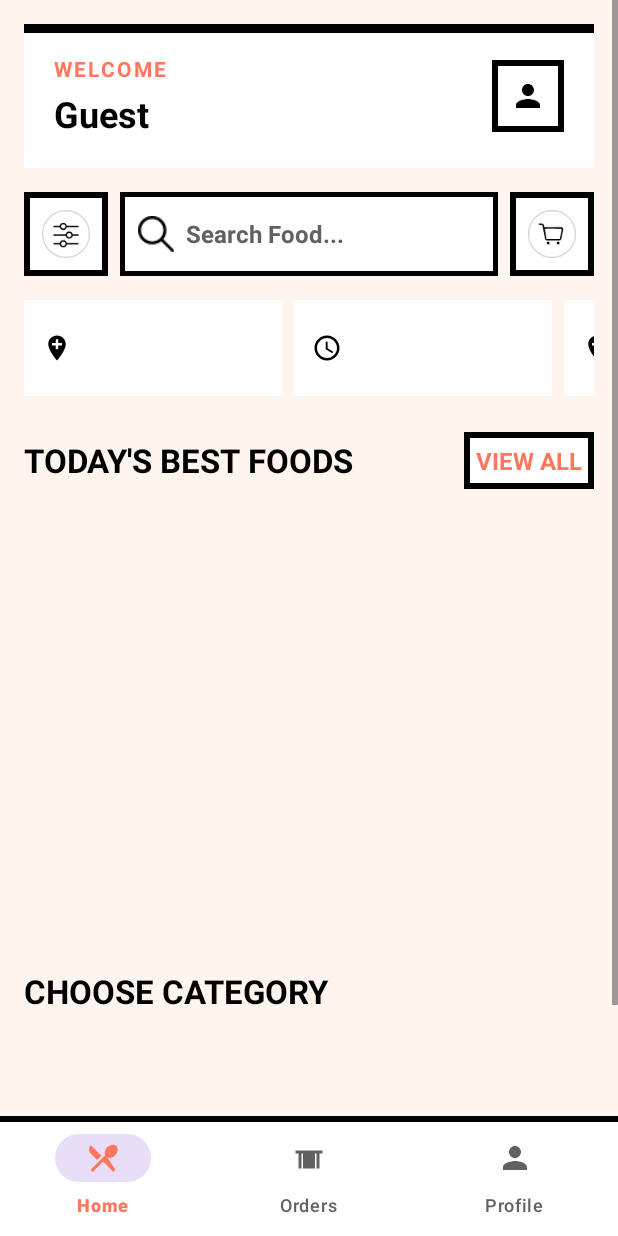
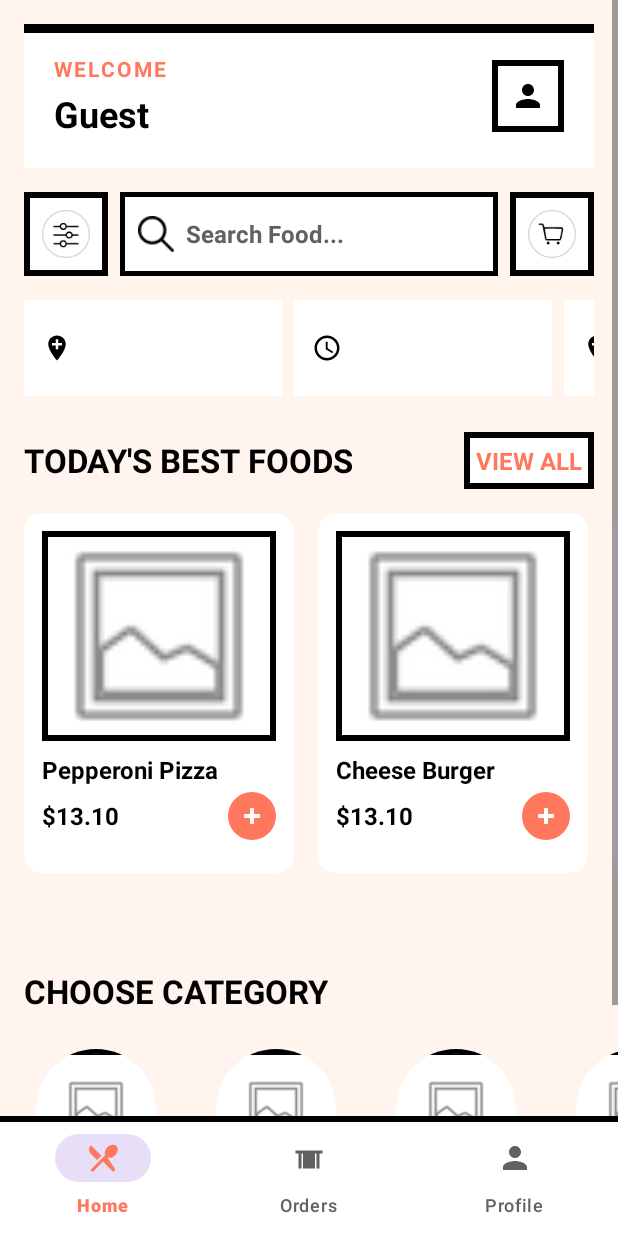
Before and after one commit to Virajg03/platemate-backend, an Android app: the CustomerHomeActivity screen opened directly, with no data from a screen before it, on a phone screen of 412 x 824 dp. Run offline under Robolectric (Android 15) with nearby library versions, the light colour scheme and no system bars; pictures from the network do not load.

Commit message:
added customer home screen elements.

```diff
--- /dev/null
+++ b/app/src/main/java/com/example/platemate/BestFoodAdapter.java
@@ -0,0 +1,100 @@
+package com.example.platemate;
+
+import android.view.LayoutInflater;
+import android.view.View;
+import android.view.ViewGroup;
+import android.widget.ImageButton;
+import android.widget.ImageView;
+import android.widget.TextView;
+import android.widget.Toast;
+import androidx.annotation.NonNull;
+import androidx.recyclerview.widget.RecyclerView;
+import com.bumptech.glide.Glide;
+import java.util.List;
+
+public class BestFoodAdapter extends RecyclerView.Adapter<BestFoodAdapter.BestFoodViewHolder> {
+    private List<Product> productList;
+    private OnItemClickListener listener;
+
+    public interface OnItemClickListener {
+        void onAddToCartClick(Product product);
+        void onItemClick(Product product);
+    }
+
+    public BestFoodAdapter(List<Product> productList) {
+        this.productList = productList;
+    }
+
+    public void setOnItemClickListener(OnItemClickListener listener) {
+        this.listener = listener;
+    }
+
+    public void updateList(List<Product> newList) {
+        this.productList = newList;
+        notifyDataSetChanged();
+    }
+
+    @NonNull
+    @Override
+    public BestFoodViewHolder onCreateViewHolder(@NonNull ViewGroup parent, int viewType) {
+        View view = LayoutInflater.from(parent.getContext())
+            .inflate(R.layout.item_best_food, parent, false);
+        return new BestFoodViewHolder(view);
+    }
+
+    @Override
+    public void onBindViewHolder(@NonNull BestFoodViewHolder holder, int position) {
+        Product product = productList.get(position);
+        holder.bind(product);
+    }
+
+    @Override
+    public int getItemCount() {
+        return productList != null ? productList.size() : 0;
+    }
+
+    class BestFoodViewHolder extends RecyclerView.ViewHolder {
+        private TextView tvProductName, tvProductPrice;
+        private ImageView ivProductImage;
+        private ImageButton btnAddToCart;
+        private View itemView;
+
+        public BestFoodViewHolder(@NonNull View itemView) {
+            super(itemView);
+            this.itemView = itemView;
+            tvProductName = itemView.findViewById(R.id.tvProductName);
+            tvProductPrice = itemView.findViewById(R.id.tvProductPrice);
+            ivProductImage = itemView.findViewById(R.id.ivProductImage);
+            btnAddToCart = itemView.findViewById(R.id.btnAddToCart);
+
+            itemView.setOnClickListener(v -> {
+                if (listener != null && getAdapterPosition() != RecyclerView.NO_POSITION) {
+                    listener.onItemClick(productList.get(getAdapterPosition()));
+                }
+            });
+
+            btnAddToCart.setOnClickListener(v -> {
+                if (listener != null && getAdapterPosition() != RecyclerView.NO_POSITION) {
+                    listener.onAddToCartClick(productList.get(getAdapterPosition()));
+                }
+            });
+        }
+
+        public void bind(Product product) {
+            tvProductName.setText(product.getName());
+            tvProductPrice.setText("$" + String.format("%.2f", product.getPrice()));
+
+            // Load image using Glide
+            if (product.getImageUrl() != null && !product.getImageUrl().isEmpty()) {
+                Glide.with(itemView.getContext())
+                    .load(product.getImageUrl())
+                    .placeholder(R.drawable.neubrutal_card)
+                    .error(R.drawable.neubrutal_card)
+                    .centerCrop()
+                    .into(ivProductImage);
+            } else {
+                ivProductImage.setImageResource(android.R.drawable.ic_menu_gallery);
+            }
+        }
+    }
+}
--- /dev/null
+++ b/app/src/main/java/com/example/platemate/Category.java
@@ -0,0 +1,43 @@
+package com.example.platemate;
+
+public class Category {
+    private String name;
+    private int iconResId; // Resource ID for the icon drawable
+    private String iconUrl; // Optional: URL for category icon
+
+    public Category() {}
+
+    public Category(String name, int iconResId) {
+        this.name = name;
+        this.iconResId = iconResId;
+    }
+
+    public Category(String name, String iconUrl) {
+        this.name = name;
+        this.iconUrl = iconUrl;
+    }
+
+    public String getName() {
+        return name;
+    }
+
+    public void setName(String name) {
+        this.name = name;
+    }
+
+    public int getIconResId() {
+        return iconResId;
+    }
+
+    public void setIconResId(int iconResId) {
+        this.iconResId = iconResId;
+    }
+
+    public String getIconUrl() {
+        return iconUrl;
+    }
+
+    public void setIconUrl(String iconUrl) {
+        this.iconUrl = iconUrl;
+    }
+}
--- /dev/null
+++ b/app/src/main/java/com/example/platemate/CategoryAdapter.java
@@ -0,0 +1,89 @@
+package com.example.platemate;
+
+import android.view.LayoutInflater;
+import android.view.View;
+import android.view.ViewGroup;
+import android.widget.ImageView;
+import android.widget.TextView;
+import androidx.annotation.NonNull;
+import androidx.recyclerview.widget.RecyclerView;
+import com.bumptech.glide.Glide;
+import java.util.List;
+
+public class CategoryAdapter extends RecyclerView.Adapter<CategoryAdapter.CategoryViewHolder> {
+    private List<Category> categoryList;
+    private OnItemClickListener listener;
+
+    public interface OnItemClickListener {
+        void onCategoryClick(Category category);
+    }
+
+    public CategoryAdapter(List<Category> categoryList) {
+        this.categoryList = categoryList;
+    }
+
+    public void setOnItemClickListener(OnItemClickListener listener) {
+        this.listener = listener;
+    }
+
+    public void updateList(List<Category> newList) {
+        this.categoryList = newList;
+        notifyDataSetChanged();
+    }
+
+    @NonNull
+    @Override
+    public CategoryViewHolder onCreateViewHolder(@NonNull ViewGroup parent, int viewType) {
+        View view = LayoutInflater.from(parent.getContext())
+            .inflate(R.layout.item_category, parent, false);
+        return new CategoryViewHolder(view);
+    }
+
+    @Override
+    public void onBindViewHolder(@NonNull CategoryViewHolder holder, int position) {
+        Category category = categoryList.get(position);
+        holder.bind(category);
+    }
+
+    @Override
+    public int getItemCount() {
+        return categoryList != null ? categoryList.size() : 0;
+    }
+
+    class CategoryViewHolder extends RecyclerView.ViewHolder {
+        private TextView tvCategoryName;
+        private ImageView ivCategoryIcon;
+        private View itemView;
+
+        public CategoryViewHolder(@NonNull View itemView) {
+            super(itemView);
+            this.itemView = itemView;
+            tvCategoryName = itemView.findViewById(R.id.tvCategoryName);
+            ivCategoryIcon = itemView.findViewById(R.id.ivCategoryIcon);
+
+            itemView.setOnClickListener(v -> {
+                if (listener != null && getAdapterPosition() != RecyclerView.NO_POSITION) {
+                    listener.onCategoryClick(categoryList.get(getAdapterPosition()));
+                }
+            });
+        }
+
+        public void bind(Category category) {
+            tvCategoryName.setText(category.getName());
+
+            // Load icon from resource or URL
+            if (category.getIconResId() != 0) {
+                ivCategoryIcon.setImageResource(category.getIconResId());
+            } else if (category.getIconUrl() != null && !category.getIconUrl().isEmpty()) {
+                Glide.with(itemView.getContext())
+                    .load(category.getIconUrl())
+                    .placeholder(R.drawable.neubrutal_card)
+                    .error(R.drawable.neubrutal_card)
+                    .into(ivCategoryIcon);
+            } else {
+                // Default icon
+                ivCategoryIcon.setImageResource(android.R.drawable.ic_menu_gallery);
+            }
+        }
+    }
+}
--- a/app/src/main/java/com/example/platemate/CustomerHomeActivity.java
+++ b/app/src/main/java/com/example/platemate/CustomerHomeActivity.java
@@ -35,9 +35,8 @@ public class CustomerHomeActivity extends AppCompatActivity {
     private SessionManager sessionManager;
     private ApiInterface apiInterface;
 
-    // TODO: Create adapters for best food and categories
-    // private BestFoodAdapter bestFoodAdapter;
-    // private CategoryAdapter categoryAdapter;
+    private BestFoodAdapter bestFoodAdapter;
+    private CategoryAdapter categoryAdapter;
 
     @Override
     protected void onCreate(Bundle savedInstanceState) {
@@ -109,15 +108,35 @@ public class CustomerHomeActivity extends AppCompatActivity {
         bestFoodRecyclerView.setLayoutManager(
             new LinearLayoutManager(this, LinearLayoutManager.HORIZONTAL, false)
         );
-        // bestFoodAdapter = new BestFoodAdapter(new ArrayList<>(), this);
-        // bestFoodRecyclerView.setAdapter(bestFoodAdapter);
+        bestFoodAdapter = new BestFoodAdapter(new ArrayList<>());
+        bestFoodAdapter.setOnItemClickListener(new BestFoodAdapter.OnItemClickListener() {
+            @Override
+            public void onAddToCartClick(Product product) {
+                // TODO: Add product to cart
+                Toast.makeText(CustomerHomeActivity.this,
+                    "Added " + product.getName() + " to cart", Toast.LENGTH_SHORT).show();
+            }
+
+            @Override
+            public void onItemClick(Product product) {
+                // TODO: Navigate to product detail activity
+                Toast.makeText(CustomerHomeActivity.this,
+                    "Product: " + product.getName(), Toast.LENGTH_SHORT).show();
+            }
+        });
+        bestFoodRecyclerView.setAdapter(bestFoodAdapter);
 
         // Setup category RecyclerView
         categoryRecyclerView.setLayoutManager(
             new LinearLayoutManager(this, LinearLayoutManager.HORIZONTAL, false)
         );
-        // categoryAdapter = new CategoryAdapter(new ArrayList<>(), this);
-        // categoryRecyclerView.setAdapter(categoryAdapter);
+        categoryAdapter = new CategoryAdapter(new ArrayList<>());
+        categoryAdapter.setOnItemClickListener(category -> {
+            // TODO: Filter products by category
+            Toast.makeText(CustomerHomeActivity.this,
+                "Selected category: " + category.getName(), Toast.LENGTH_SHORT).show();
+        });
+        categoryRecyclerView.setAdapter(categoryAdapter);
     }
 
     private void loadBestFoods() {
@@ -143,10 +162,17 @@ public class CustomerHomeActivity extends AppCompatActivity {
         //     }
         // });
 
-        // Temporary: Hide progress bar after delay
+        // Temporary: Load sample data for testing
+        List<Product> sampleProducts = new ArrayList<>();
+        sampleProducts.add(new Product("Pepperoni Pizza", "Delicious pepperoni pizza", 13.10, "Pizza"));
+        sampleProducts.add(new Product("Cheese Burger", "Juicy cheese burger", 13.10, "Burger"));
+        sampleProducts.add(new Product("Vegetable Pizza", "Fresh vegetable pizza", 12.50, "Pizza"));
+        sampleProducts.add(new Product("Chicken Burger", "Tasty chicken burger", 14.00, "Burger"));
+
         bestFoodRecyclerView.postDelayed(() -> {
             progressBarBestFood.setVisibility(View.GONE);
             bestFoodRecyclerView.setVisibility(View.VISIBLE);
+            bestFoodAdapter.updateList(sampleProducts);
         }, 1000);
     }
 
@@ -155,12 +181,35 @@ public class CustomerHomeActivity extends AppCompatActivity {
         categoryRecyclerView.setVisibility(View.GONE);
 
         // TODO: Implement API call to get categories
-        // Similar to loadBestFoods()
+        // Call<List<Category>> call = apiInterface.getCategories();
+        // call.enqueue(new Callback<List<Category>>() {
+        //     @Override
+        //     public void onResponse(Call<List<Category>> call, Response<List<Category>> response) {
+        //         progressBarCategory.setVisibility(View.GONE);
+        //         categoryRecyclerView.setVisibility(View.VISIBLE);
+        //         if (response.isSuccessful() && response.body() != null) {
+        //             categoryAdapter.updateList(response.body());
+        //         }
+        //     }
+        //     @Override
+        //     public void onFailure(Call<List<Category>> call, Throwable t) {
+        //         progressBarCategory.setVisibility(View.GONE);
+        //         categoryRecyclerView.setVisibility(View.VISIBLE);
+        //         Toast.makeText(CustomerHomeActivity.this, "Failed to load categories", Toast.LENGTH_SHORT).show();
+        //     }
+        // });
 
-        // Temporary: Hide progress bar after delay
+        // Temporary: Load sample data for testing
+        List<Category> sampleCategories = new ArrayList<>();
+        sampleCategories.add(new Category("Pizza", android.R.drawable.ic_menu_gallery)); // Replace with actual icon
+        sampleCategories.add(new Category("Burger", android.R.drawable.ic_menu_gallery));
+        sampleCategories.add(new Category("Hotdog", android.R.drawable.ic_menu_gallery));
+        sampleCategories.add(new Category("Drink", android.R.drawable.ic_menu_gallery));
+
         categoryRecyclerView.postDelayed(() -> {
             progressBarCategory.setVisibility(View.GONE);
             categoryRecyclerView.setVisibility(View.VISIBLE);
+            categoryAdapter.updateList(sampleCategories);
         }, 1000);
     }
 
--- /dev/null
+++ b/app/src/main/res/drawable/add_button_circle.xml
@@ -0,0 +1,8 @@
+<?xml version="1.0" encoding="utf-8"?>
+<shape xmlns:android="http://schemas.android.com/apk/res/android"
+    android:shape="oval">
+    <solid android:color="@color/login_orange" />
+    <size
+        android:width="32dp"
+        android:height="32dp" />
+</shape>
--- /dev/null
+++ b/app/src/main/res/layout/item_best_food.xml
@@ -0,0 +1,75 @@
+<?xml version="1.0" encoding="utf-8"?>
+<androidx.cardview.widget.CardView
+    xmlns:android="http://schemas.android.com/apk/res/android"
+    xmlns:app="http://schemas.android.com/apk/res-auto"
+    android:layout_width="180dp"
+    android:layout_height="240dp"
+    android:layout_marginEnd="16dp"
+    app:cardCornerRadius="12dp"
+    app:cardElevation="0dp"
+    app:cardBackgroundColor="@color/white">
+
+    <LinearLayout
+        android:layout_width="match_parent"
+        android:layout_height="match_parent"
+        android:orientation="vertical"
+        android:padding="12dp">
+
+        <!-- Product Image -->
+        <ImageView
+            android:id="@+id/ivProductImage"
+            android:layout_width="match_parent"
+            android:layout_height="140dp"
+            android:scaleType="centerCrop"
+            android:background="@drawable/neubrutal_card"
+            android:padding="4dp" />
+
+        <!-- Product Info -->
+        <LinearLayout
+            android:layout_width="match_parent"
+            android:layout_height="wrap_content"
+            android:orientation="vertical"
+            android:layout_marginTop="8dp">
+
+            <TextView
+                android:id="@+id/tvProductName"
+                android:layout_width="wrap_content"
+                android:layout_height="wrap_content"
+                android:text="Product Name"
+                android:textSize="16sp"
+                android:textStyle="bold"
+                android:textColor="@color/black"
+                android:maxLines="1"
+                android:ellipsize="end" />
+
+            <LinearLayout
+                android:layout_width="match_parent"
+                android:layout_height="wrap_content"
+                android:orientation="horizontal"
+                android:gravity="center_vertical"
+                android:layout_marginTop="4dp">
+
+                <TextView
+                    android:id="@+id/tvProductPrice"
+                    android:layout_width="0dp"
+                    android:layout_height="wrap_content"
+                    android:layout_weight="1"
+                    android:text="$13.10"
+                    android:textSize="16sp"
+                    android:textStyle="bold"
+                    android:textColor="@color/black" />
+
+                <ImageButton
+                    android:id="@+id/btnAddToCart"
+                    android:layout_width="32dp"
+                    android:layout_height="32dp"
+                    android:background="@drawable/add_button_circle"
+                    android:src="@android:drawable/ic_input_add"
+                    android:contentDescription="Add to cart"
+                    android:padding="6dp"
+                    android:scaleType="fitCenter"
+                    android:tint="@color/white" />
+            </LinearLayout>
+        </LinearLayout>
+    </LinearLayout>
+</androidx.cardview.widget.CardView>
--- /dev/null
+++ b/app/src/main/res/layout/item_category.xml
@@ -0,0 +1,47 @@
+<?xml version="1.0" encoding="utf-8"?>
+<LinearLayout
+    xmlns:android="http://schemas.android.com/apk/res/android"
+    xmlns:app="http://schemas.android.com/apk/res-auto"
+    android:layout_width="wrap_content"
+    android:layout_height="wrap_content"
+    android:orientation="vertical"
+    android:gravity="center"
+    android:layout_marginEnd="24dp"
+    android:padding="8dp">
+
+    <!-- Circular Category Icon -->
+    <androidx.cardview.widget.CardView
+        android:layout_width="80dp"
+        android:layout_height="80dp"
+        android:layout_gravity="center"
+        app:cardCornerRadius="40dp"
+        app:cardElevation="0dp"
+        app:cardBackgroundColor="@color/white">
+
+        <View
+            android:layout_width="match_parent"
+            android:layout_height="4dp"
+            android:layout_gravity="top"
+            android:background="@color/black" />
+
+        <ImageView
+            android:id="@+id/ivCategoryIcon"
+            android:layout_width="match_parent"
+            android:layout_height="match_parent"
+            android:padding="16dp"
+            android:scaleType="fitCenter"
+            android:contentDescription="Category icon" />
+    </androidx.cardview.widget.CardView>
+
+    <!-- Category Name -->
+    <TextView
+        android:id="@+id/tvCategoryName"
+        android:layout_width="wrap_content"
+        android:layout_height="wrap_content"
+        android:text="Category"
+        android:textSize="14sp"
+        android:textStyle="bold"
+        android:textColor="@color/black"
+        android:layout_marginTop="8dp"
+        android:gravity="center" />
+</LinearLayout>
```
